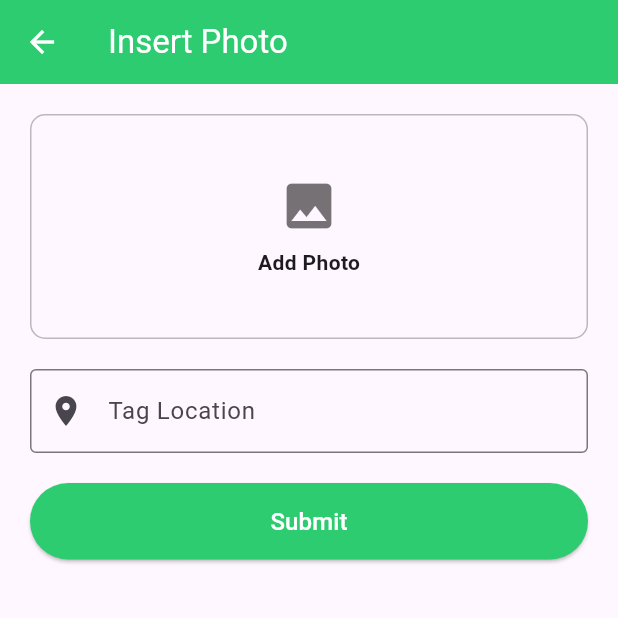
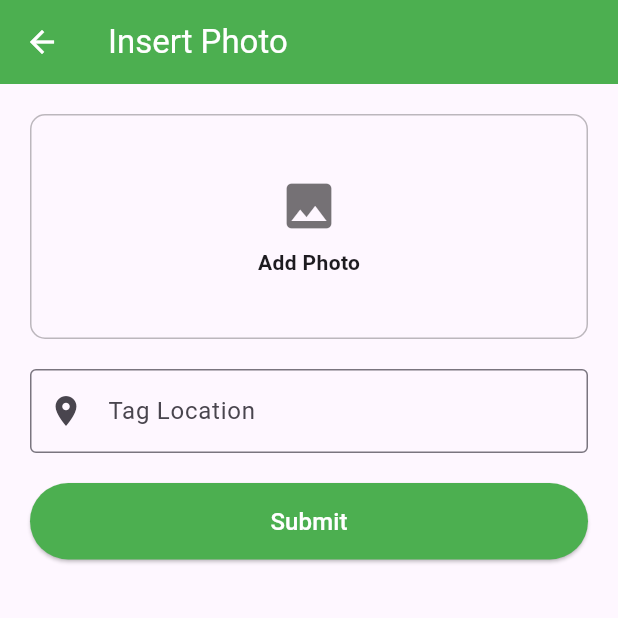
Before and after one commit to venuraka/Camply, a Flutter app: the screen it shows once a user with an empty profile is signed in, item 5 of the bottom bar chosen, after a tap on the "add" icon, on a phone screen of 412 x 824 dp, the top half of it. Run offline on Flutter 3.47's test engine with Material 3 defaults, Android fonts, the phone set to English and light mode, and no system bars; our stand-ins replace cached_network_image, cloud_firestore, firebase_auth, firebase_core, flutter_image_compress, fluttertoast and 6 more; missing offline and left inert: flutter_facebook_auth; accounts and stored records are empty; generated files the repository leaves out were written again; network calls fail.

Commit message:
Revert "changed color of all pages"
This reverts commit f27009d1f801ff78b44f93197a3767786ec2fd21.

```diff
--- a/lib/screens/addphoto.dart
+++ b/lib/screens/addphoto.dart
@@ -173,7 +173,7 @@ class _AddPhotoState extends State<AddPhoto> {
     return Scaffold(
       appBar: AppBar(
         title: const Text("Insert Photo"),
-       backgroundColor: const Color(0xFF2ECC71),
+        backgroundColor: Colors.green,
         foregroundColor: Colors.white,
       ),
       body: Stack(
@@ -238,7 +238,7 @@ class _AddPhotoState extends State<AddPhoto> {
                   ElevatedButton(
                     onPressed: _isLoading ? null : _submitData,
                     style: ElevatedButton.styleFrom(
-                     backgroundColor: const Color(0xFF2ECC71),
+                      backgroundColor: Colors.green,
                       shape: RoundedRectangleBorder(
                         borderRadius: BorderRadius.circular(30),
                       ),
--- a/lib/screens/create_camp_page.dart
+++ b/lib/screens/create_camp_page.dart
@@ -275,7 +275,7 @@ class _CreateCampPageState extends State<CreateCampPage> {
                         toastLength: Toast.LENGTH_SHORT,
                         gravity: ToastGravity.CENTER,
                         timeInSecForIosWeb: 1,
-                       backgroundColor: const Color(0xFF2ECC71),
+                        backgroundColor: Colors.green,
                         textColor: Colors.white,
                         fontSize: 16.0,
                       );
--- a/lib/screens/experience.dart
+++ b/lib/screens/experience.dart
@@ -231,7 +231,7 @@ class _AddExperienceScreenState extends State<AddExperienceScreen> {
             style: TextStyle(color: Colors.white),
           ),
         ),
-       backgroundColor: const Color(0xFF2ECC71),
+        backgroundColor: Colors.green,
       ),
       body: Padding(
         padding: const EdgeInsets.all(20),
@@ -388,7 +388,7 @@ class _ExperienceScreenState extends State<ExperienceScreen> {
     return Scaffold(
       appBar: AppBar(
         title: const Text('Experiences'),
-       backgroundColor: const Color(0xFF2ECC71),
+        backgroundColor: Colors.green,
       ),
       body: ExperienceList(userId: userId!),
       floatingActionButton: FloatingActionButton(
@@ -400,7 +400,7 @@ class _ExperienceScreenState extends State<ExperienceScreen> {
             ),
           );
         },
-       backgroundColor: const Color(0xFF2ECC71),
+        backgroundColor: Colors.green,
         child: const Icon(Icons.add),
       ),
     );
--- a/lib/screens/home.dart
+++ b/lib/screens/home.dart
@@ -66,9 +66,9 @@ class _HomeScreenState extends State<HomeScreen> {
     return Scaffold(
       backgroundColor: Colors.grey[200],
       appBar: AppBar(
-       backgroundColor: const Color(0xFF2ECC71),
+        backgroundColor: Colors.green,
         title: const Text(
-          "Camply",
+          "Camper",
           // Can load user name to check if needed
           // title: Text(
           //   "Camper ${userData?['name'] ?? ''}",
@@ -486,7 +486,7 @@ class _CommentPopupState extends State<CommentPopup> {
           ),
         ),
         automaticallyImplyLeading: true,
-       backgroundColor: const Color(0xFF2ECC71),
+        backgroundColor: Colors.green,
         toolbarHeight: 80, // Change the height here
         leading: IconButton(
           icon: const Icon(Icons.arrow_back),
@@ -605,7 +605,7 @@ class BottomNavBar extends StatelessWidget {
   Widget build(BuildContext context) {
     return BottomNavigationBar(
       type: BottomNavigationBarType.fixed,
-     backgroundColor: const Color(0xFF2ECC71),
+      backgroundColor: Colors.green,
       unselectedItemColor: Colors.white,
       selectedItemColor: const Color.fromARGB(255, 5, 58, 7),
       showSelectedLabels: false,
--- a/lib/screens/login.dart
+++ b/lib/screens/login.dart
@@ -44,7 +44,7 @@ class _LoginScreenState extends State<LoginScreen> {
           ScaffoldMessenger.of(context).showSnackBar(
             const SnackBar(
               content: Text('Login successful!'),
-             backgroundColor: const Color(0xFF2ECC71),
+              backgroundColor: Colors.green,
             ),
           );
         }
--- a/lib/screens/register.dart
+++ b/lib/screens/register.dart
@@ -96,7 +96,7 @@ class _RegistrationScreenState extends State<RegistrationScreen> {
           ScaffoldMessenger.of(context).showSnackBar(
             const SnackBar(
               content: Text('Registration successful!'),
-             backgroundColor: const Color(0xFF2ECC71),
+              backgroundColor: Colors.green,
             ),
           );
           Navigator.pop(context);
--- a/lib/screens/reviews.dart
+++ b/lib/screens/reviews.dart
@@ -16,7 +16,7 @@ class ReviewPage extends StatelessWidget {
   Widget build(BuildContext context) {
     return Scaffold(
       appBar: AppBar(
-       backgroundColor: const Color(0xFF2ECC71),
+        backgroundColor: Colors.green,
         title: Text("Campsite Details", style: TextStyle(color: Colors.white)),
         leading: IconButton(
           icon: Icon(Icons.arrow_back, color: Colors.white),
@@ -114,7 +114,7 @@ class ReviewPage extends StatelessWidget {
         ElevatedButton(
           onPressed: () {},
           style: ElevatedButton.styleFrom(
-           backgroundColor: const Color(0xFF2ECC71),
+            backgroundColor: Colors.green,
             shape: RoundedRectangleBorder(borderRadius: BorderRadius.circular(20)),
           ),
           child: Text("Follow", style: TextStyle(color: Colors.white)),
@@ -193,7 +193,7 @@ class ReviewPage extends StatelessWidget {
         //   Navigator.pop(context);
         // },
         style: ElevatedButton.styleFrom(
-         backgroundColor: const Color(0xFF2ECC71),
+          backgroundColor: Colors.green,
           shape: RoundedRectangleBorder(borderRadius: BorderRadius.circular(20)),
           padding: EdgeInsets.symmetric(horizontal: 20, vertical: 12),
         ),
--- a/lib/screens/user_review.dart
+++ b/lib/screens/user_review.dart
@@ -50,7 +50,7 @@ class UserReviewState extends State<UserReview> {
   Widget build(BuildContext context) {
     return Scaffold(
       appBar: AppBar(
-       backgroundColor: const Color(0xFF2ECC71),
+        backgroundColor: Colors.green,
         title: Text("User Review Section", style: TextStyle(color: Colors.white)),
         leading: IconButton(
           icon: Icon(Icons.arrow_back, color: Colors.white),
@@ -166,7 +166,7 @@ class UserReviewState extends State<UserReview> {
                 alignment: Alignment.centerRight,
                 child: ElevatedButton(
                   style: ElevatedButton.styleFrom(
-                   backgroundColor: const Color(0xFF2ECC71),
+                    backgroundColor: Colors.green,
                     padding: EdgeInsets.symmetric(horizontal: 40, vertical: 12),
                     shape: RoundedRectangleBorder(
                       borderRadius: BorderRadius.circular(25),
--- a/lib/screens/userprofile.dart
+++ b/lib/screens/userprofile.dart
@@ -166,7 +166,7 @@ class _UserProfileState extends State<UserProfile>
     return Scaffold(
       backgroundColor: Colors.grey[300],
       appBar: AppBar(
-       backgroundColor: const Color(0xFF2ECC71),
+        backgroundColor: Colors.green,
         leading: IconButton(
           onPressed: () => Navigator.pop(context),
           icon: Icon(Icons.arrow_back, color: Colors.white),
@@ -180,7 +180,7 @@ class _UserProfileState extends State<UserProfile>
       floatingActionButton:
           _selectedIndex == 1
               ? FloatingActionButton(
-               backgroundColor: const Color(0xFF2ECC71),
+                backgroundColor: Colors.green,
                 onPressed: () {
                   Navigator.push(
                     context,
@@ -470,7 +470,7 @@ class _UserProfileState extends State<UserProfile>
                       bottom: 16,
                       right: 16,
                       child: FloatingActionButton(
-                       backgroundColor: const Color(0xFF2ECC71),
+                        backgroundColor: Colors.green,
                         onPressed:
                             () => Navigator.push(
                               context,
```
